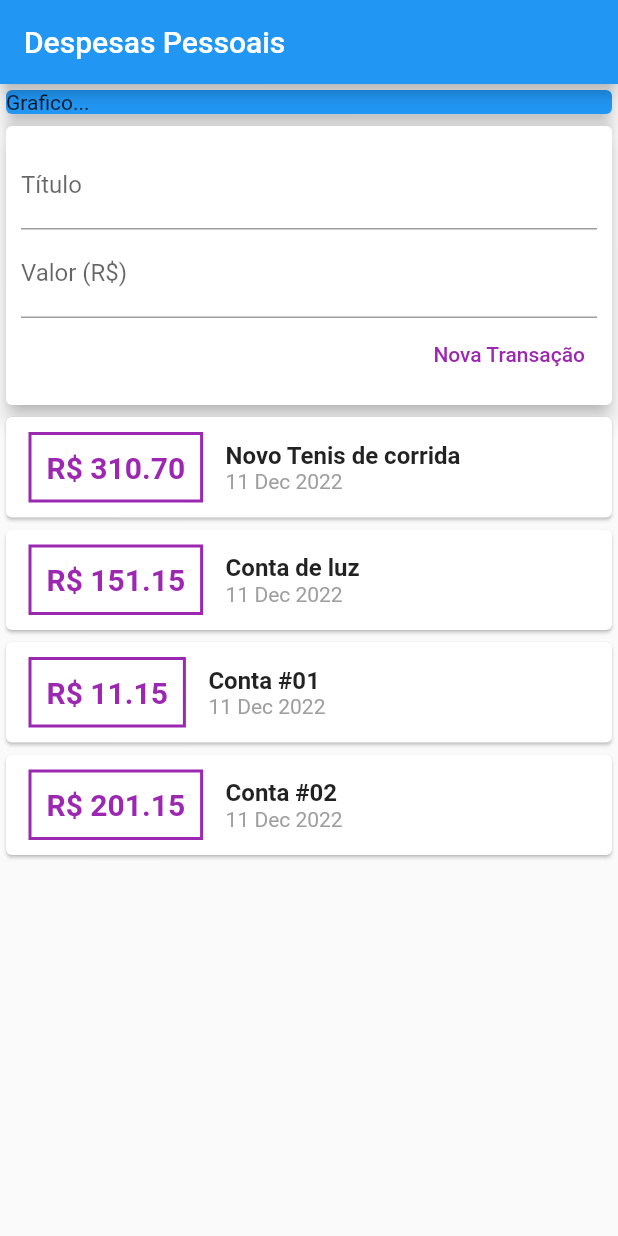
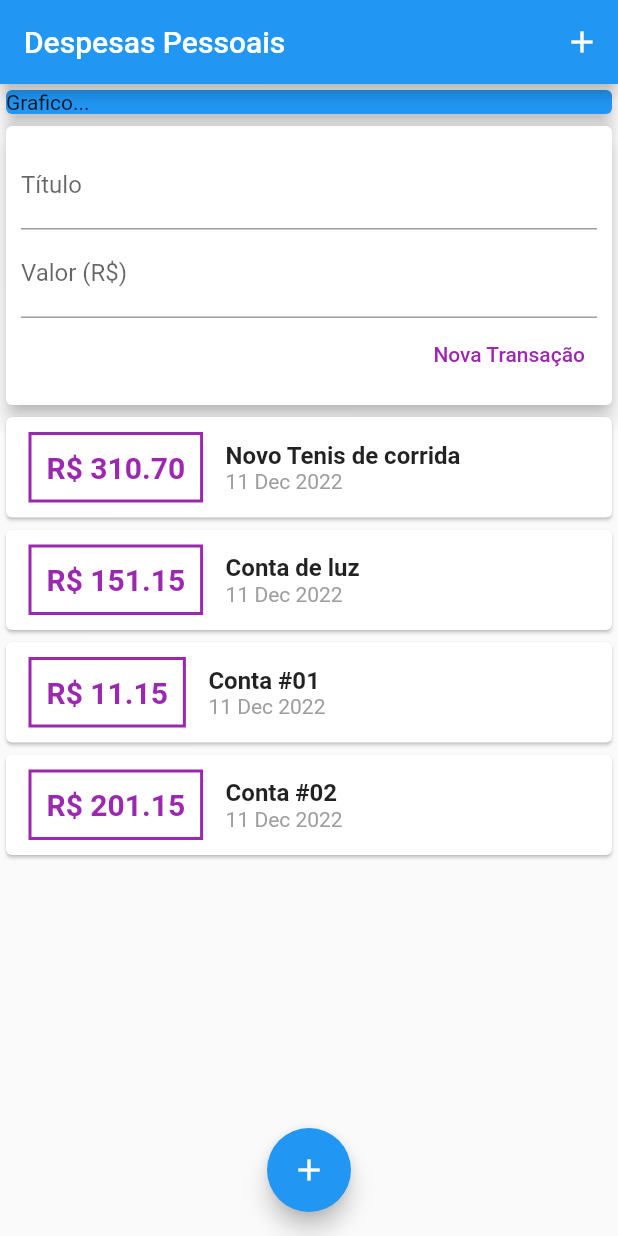
Before and after one commit to tupiribas/AppControleDeGastos, a Flutter app: the screen it shows after launch, on a phone screen of 412 x 824 dp. Run offline on Flutter 3.47's test engine with Material 2 defaults, Android fonts, the phone set to English and light mode, and no system bars.

Commit message:
Implementação visual: Botão de adicionar despesa - v1.0 - main

```diff
--- a/lib/main.dart
+++ b/lib/main.dart
@@ -25,6 +25,13 @@ class MyHomePage extends StatelessWidget {
     return Scaffold(
       appBar: AppBar(
         title: const Text('Despesas Pessoais'),
+        // BOTAO DE ADD DESPESA PESSOAL (SUPERIOR)
+        actions: <Widget>[
+          IconButton(
+            onPressed: () {},
+            icon: const Icon(Icons.add),
+          )
+        ],
       ),
       body: SingleChildScrollView(
         child: Column(
@@ -42,6 +49,13 @@ class MyHomePage extends StatelessWidget {
           ],
         ),
       ),
+
+      // BOTAO DE ADD DESPESA PESSOAL (INFERIOR)
+      floatingActionButton: FloatingActionButton(
+        child: const Icon(Icons.add),
+        onPressed: () {},
+      ),
+      floatingActionButtonLocation: FloatingActionButtonLocation.centerFloat,
     );
   }
 }
```
